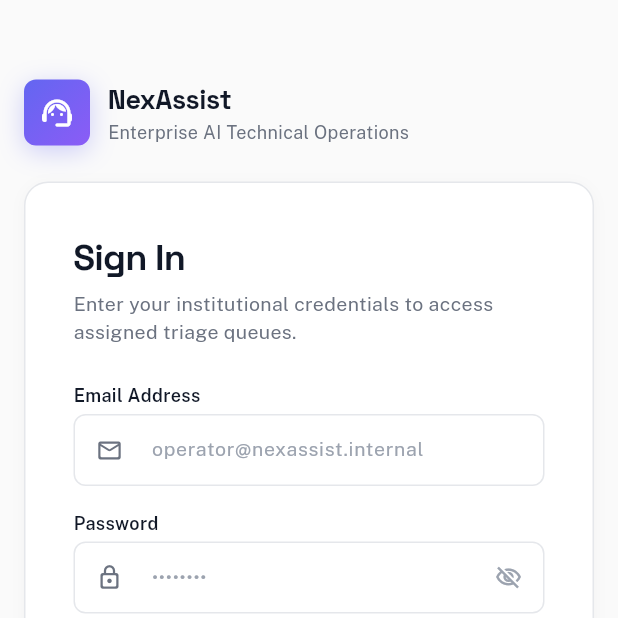
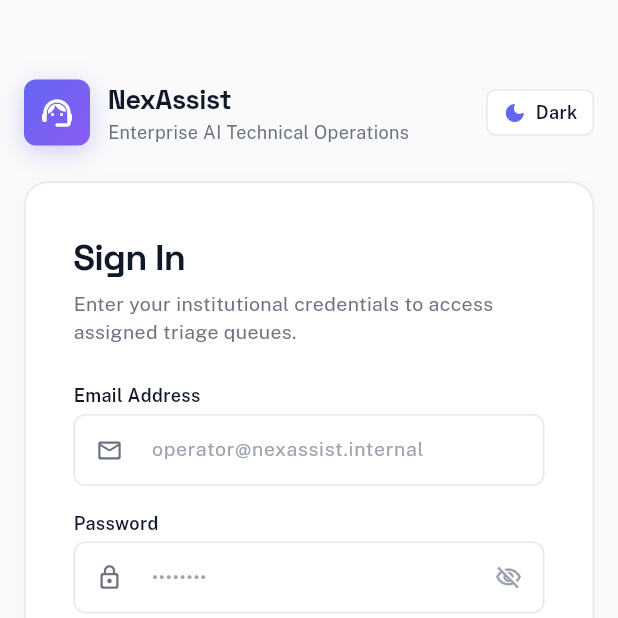
Before and after one commit to srushti-bore/ItHelpdisk, a Flutter app: the screen it shows after launch, on a phone screen of 412 x 824 dp, the top half of it. Run offline on Flutter 3.47's test engine with Material 3 defaults, Android fonts, the phone set to English and light mode, and no system bars; our stand-ins replace go_router, google_fonts, shared_preferences; accounts and stored records are empty.

Commit message:
feat(ui): add persistent Light/Dark mode switcher across all shells and login page

```diff
--- a/client/lib/features/auth/login_screen.dart
+++ b/client/lib/features/auth/login_screen.dart
@@ -4,6 +4,7 @@ import 'package:google_fonts/google_fonts.dart';
 import 'package:it_helpdesk_client/features/auth/auth_controller.dart';
 import 'package:it_helpdesk_client/shared/constants/app_colors.dart';
 import 'package:it_helpdesk_client/shared/constants/app_spacing.dart';
+import 'package:it_helpdesk_client/shared/theme_controller.dart';
 import 'package:it_helpdesk_client/shared/widgets/gsap_motion.dart';
 import 'package:it_helpdesk_client/shared/widgets/interactive_card.dart';
 import 'package:provider/provider.dart';
@@ -56,7 +57,7 @@ class _LoginScreenState extends State<LoginScreen> {
                 child: Column(
                   crossAxisAlignment: CrossAxisAlignment.stretch,
                   children: [
-                    // Brand Header Block
+                    // Brand Header Block with Theme Switcher
                     GSAPFadeSlide(
                       direction: SlideDirection.down,
                       child: Row(
@@ -82,7 +83,8 @@ class _LoginScreenState extends State<LoginScreen> {
                             ),
                           ),
                           const SizedBox(width: AppSpacing.md),
-                          Column(
+                          Expanded(
+                            child: Column(
                               crossAxisAlignment: CrossAxisAlignment.start,
                               children: [
                                 Text(
@@ -103,6 +105,45 @@ class _LoginScreenState extends State<LoginScreen> {
                                   ),
                                 ),
                               ],
+                            ),
+                          ),
+                          // Theme Toggle Button
+                          Consumer<ThemeController>(
+                            builder: (context, themeCtrl, _) {
+                              return InkWell(
+                                onTap: () => themeCtrl.toggleTheme(),
+                                borderRadius: BorderRadius.circular(AppRadius.sm),
+                                child: Container(
+                                  padding: const EdgeInsets.symmetric(horizontal: 10, vertical: 6),
+                                  decoration: BoxDecoration(
+                                    color: isDark ? AppColors.cardDark : AppColors.surface,
+                                    border: Border.all(
+                                      color: isDark ? AppColors.borderDark : AppColors.border,
+                                    ),
+                                    borderRadius: BorderRadius.circular(AppRadius.sm),
+                                  ),
+                                  child: Row(
+                                    mainAxisSize: MainAxisSize.min,
+                                    children: [
+                                      Icon(
+                                        isDark ? Icons.light_mode_rounded : Icons.dark_mode_rounded,
+                                        size: 16,
+                                        color: isDark ? AppColors.warning : AppColors.primary,
+                                      ),
+                                      const SizedBox(width: 6),
+                                      Text(
+                                        isDark ? 'Light' : 'Dark',
+                                        style: GoogleFonts.publicSans(
+                                          fontSize: 12,
+                                          fontWeight: FontWeight.w600,
+                                          color: isDark ? AppColors.textPrimaryDark : AppColors.textPrimary,
+                                        ),
+                                      ),
+                                    ],
+                                  ),
+                                ),
+                              );
+                            },
                           ),
                         ],
                       ),
--- a/client/lib/main.dart
+++ b/client/lib/main.dart
@@ -3,6 +3,7 @@ import 'package:it_helpdesk_client/app/router.dart';
 import 'package:it_helpdesk_client/app/theme.dart';
 import 'package:it_helpdesk_client/features/auth/auth_controller.dart';
 import 'package:it_helpdesk_client/shared/constants/app_constants.dart';
+import 'package:it_helpdesk_client/shared/theme_controller.dart';
 import 'package:provider/provider.dart';
 
 void main() {
@@ -11,6 +12,7 @@ void main() {
     MultiProvider(
       providers: [
         ChangeNotifierProvider(create: (_) => AuthController()),
+        ChangeNotifierProvider(create: (_) => ThemeController()),
       ],
       child: const AIITHelpdeskApp(),
     ),
@@ -23,6 +25,7 @@ class AIITHelpdeskApp extends StatelessWidget {
   @override
   Widget build(BuildContext context) {
     final authController = context.watch<AuthController>();
+    final themeController = context.watch<ThemeController>();
     final router = createRouter(authController);
 
     return MaterialApp.router(
@@ -30,7 +33,7 @@ class AIITHelpdeskApp extends StatelessWidget {
       debugShowCheckedModeBanner: false,
       theme: AppTheme.lightTheme,
       darkTheme: AppTheme.darkTheme,
-      themeMode: ThemeMode.light,
+      themeMode: themeController.themeMode,
       routerConfig: router,
     );
   }
--- /dev/null
+++ b/client/lib/shared/theme_controller.dart
@@ -0,0 +1,60 @@
+import 'package:flutter/material.dart';
+import 'package:it_helpdesk_client/shared/constants/app_constants.dart';
+import 'package:shared_preferences/shared_preferences.dart';
+
+/// NextAssist ThemeController
+/// Manages Light & Dark theme state with local persistence
+class ThemeController extends ChangeNotifier {
+  ThemeMode _themeMode = ThemeMode.light;
+
+  ThemeMode get themeMode => _themeMode;
+  bool get isDarkMode => _themeMode == ThemeMode.dark;
+
+  ThemeController() {
+    _loadThemePreference();
+  }
+
+  Future<void> _loadThemePreference() async {
+    try {
+      final prefs = await SharedPreferences.getInstance();
+      final savedTheme = prefs.getString(AppConstants.keyThemeMode);
+      if (savedTheme == 'dark') {
+        _themeMode = ThemeMode.dark;
+      } else if (savedTheme == 'light') {
+        _themeMode = ThemeMode.light;
+      } else {
+        _themeMode = ThemeMode.light;
+      }
+      notifyListeners();
+    } catch (_) {
+      _themeMode = ThemeMode.light;
+    }
+  }
+
+  Future<void> toggleTheme() async {
+    _themeMode = _themeMode == ThemeMode.light ? ThemeMode.dark : ThemeMode.light;
+    notifyListeners();
+
+    try {
+      final prefs = await SharedPreferences.getInstance();
+      await prefs.setString(
+        AppConstants.keyThemeMode,
+        _themeMode == ThemeMode.dark ? 'dark' : 'light',
+      );
+    } catch (_) {}
+  }
+
+  Future<void> setThemeMode(ThemeMode mode) async {
+    if (_themeMode == mode) return;
+    _themeMode = mode;
+    notifyListeners();
+
+    try {
+      final prefs = await SharedPreferences.getInstance();
+      await prefs.setString(
+        AppConstants.keyThemeMode,
+        mode == ThemeMode.dark ? 'dark' : 'light',
+      );
+    } catch (_) {}
+  }
+}
```
Also changed, not shown: client/lib/shared/widgets/responsive_layout.dart (+59 -3 lines). Lines whose indentation alone changed are shown as unchanged.
